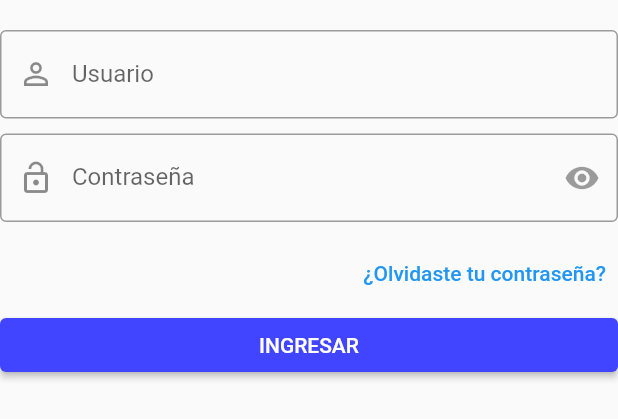
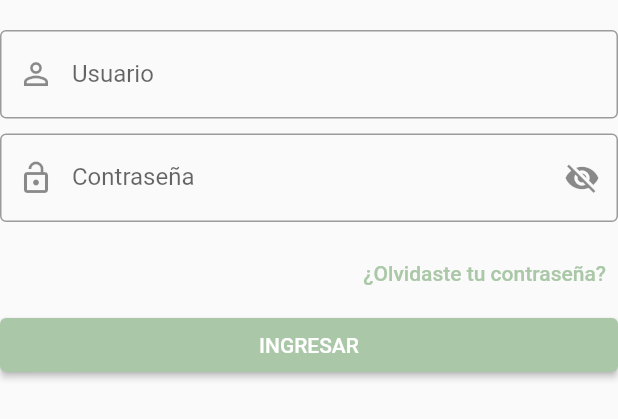
Before and after one commit to Linx2003/Login, a Flutter app: the LoginForm widget shown alone on an empty page, opened directly, on a phone screen of 412 x 824 dp. Shown: the top 419 px of the screen. Run offline on Flutter 3.47's test engine with Material 2 defaults, Android fonts, the phone set to English and light mode, and no system bars; our stand-ins replace cloud_firestore, firebase_auth, firebase_core, firebase_storage, get, google_fonts and 2 more; accounts and stored records are empty.

Commit message:
Colores actualizados

```diff
--- a/lib/src/new/Chats/chat.dart
+++ b/lib/src/new/Chats/chat.dart
@@ -29,6 +29,7 @@ class _ChatState extends State<Chat> {
     return Scaffold(
       appBar: AppBar(
         title: Text('Chat'),
+        backgroundColor: Color(0xFFAAC8A7),
       ),
       body: Column(
         children: [
@@ -168,6 +169,9 @@ class _ChatState extends State<Chat> {
                             _isButtonDisabled = true;
                           });
                         },
+                  style: ElevatedButton.styleFrom(
+                    primary: Color(0xFFAAC8A7),
+                  ),
                   child: Text('Enviar'),
                 ),
               ],
--- a/lib/src/new/Login/loginForm.dart
+++ b/lib/src/new/Login/loginForm.dart
@@ -8,16 +8,22 @@ import '../HomePage/news.dart';
 import '../UserData.dart';
 import '../olvidarPass/forgetPasswordBottom.dart';
 
-class LoginForm extends StatelessWidget {
+class LoginForm extends StatefulWidget {
   final BuildContext context;
 
+    LoginForm({required this.context }) {
+    Intl.defaultLocale = 'es';
+  }
+
+  @override
+  _LoginFormState createState() => _LoginFormState();
+}
+
+class _LoginFormState extends State<LoginForm> {
   TextEditingController user = TextEditingController();
   TextEditingController email = TextEditingController();
   TextEditingController password = TextEditingController();
-
-  LoginForm({required this.context }) {
-    Intl.defaultLocale = 'es';
-  }
+  bool showPassword = false;
 
   validarDatos() async{
     final decodedPassword = base64.encode(utf8.encode(password.text));
@@ -76,12 +82,24 @@ class LoginForm extends StatelessWidget {
             const SizedBox(height: 30.0 -20), // espacios
             TextFormField(
               controller: password,
-              decoration: const InputDecoration(
+              obscureText: !showPassword,
+              decoration: InputDecoration(
                 prefixIcon: Icon(Icons.lock_open),
                 labelText: 'Contraseña',
-                hintText: 'Contraseña',border: OutlineInputBorder(),
+                hintText: 'Contraseña',
+                border: OutlineInputBorder(),
                 suffixIcon: IconButton(
-                  onPressed: null, icon: Icon(Icons.remove_red_eye_sharp)
+                  onPressed: () {
+                    setState(() {
+                      showPassword = !showPassword;
+                    });
+                    Future.delayed(Duration(seconds: 2), () {
+                      setState(() {
+                        showPassword = !showPassword;
+                      });
+                    });
+                  },
+                  icon: Icon(showPassword ? Icons.visibility : Icons.visibility_off),
                 ),
               ),
             ),
@@ -92,7 +110,13 @@ class LoginForm extends StatelessWidget {
                 onPressed: () {
                   ForgetPasswordBottom.buildShowModalBottomSheet(context);
                 },
-                child: const Text('¿Olvidaste tu contraseña?')),
+                child: Text(
+                  '¿Olvidaste tu contraseña?',
+                  style: TextStyle(
+                    color: Color(0xFFAAC8A7),
+                  ),
+                ),
+              ),
             ),
             SizedBox(
               width: double.infinity,
@@ -101,7 +125,7 @@ class LoginForm extends StatelessWidget {
                 validarDatos();
               },
               style: ElevatedButton.styleFrom(
-                primary: Color(0xff4245ff),
+                primary: Color(0xFFAAC8A7),
               ),
               child: Text('Ingresar'.toUpperCase(),
               )
```
Also changed, not shown: lib/src/new/Login/LoginFooter.dart (+9 -23 lines), lib/src/new/Register/SignUpForm.dart (+7 -4 lines), lib/src/new/Register/signUp.dart (+12 -27 lines), lib/src/new/perfil/perfilWidget.dart (+10 -2 lines), lib/src/new/splash/splash_screen.dart (+4 -4 lines).
